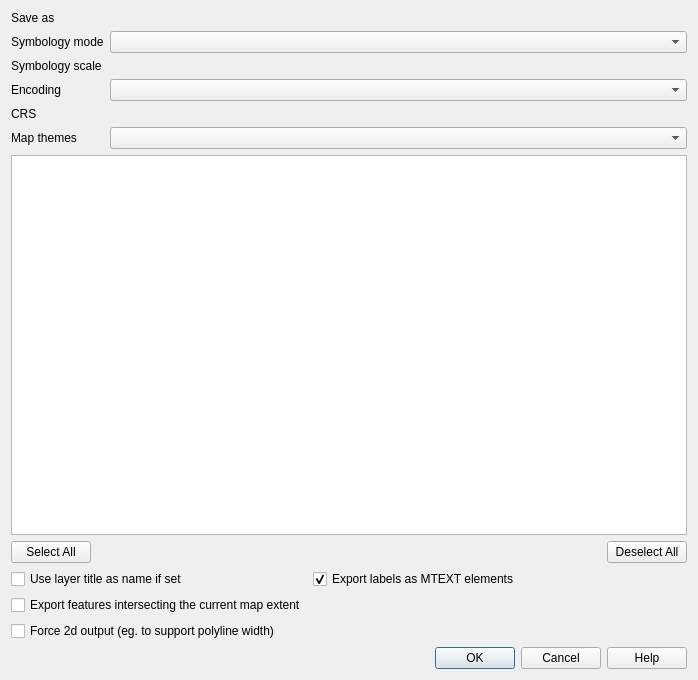
qgis/QGIS, file src/ui/qgsdxfexportdialogbase.ui: the form before one commit.
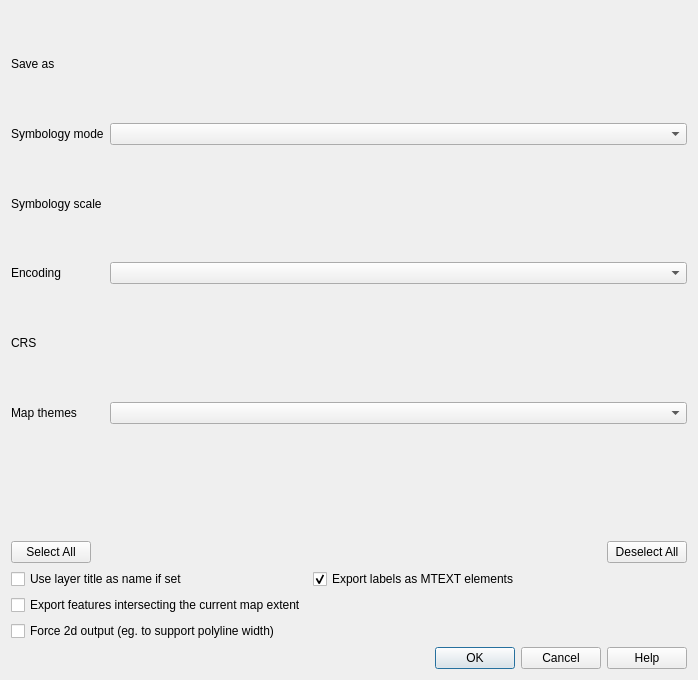
The form after the commit. Custom widgets are drawn as their Qt base class.

Commit message: [ui] Improve visibility of the output layer attribute in the DXF export dialog

```diff
--- a/src/ui/qgsdxfexportdialogbase.ui
+++ b/src/ui/qgsdxfexportdialogbase.ui
@@ -60,13 +60,8 @@
     <widget class="QComboBox" name="mEncoding"/>
    </item>
    <item row="7" column="0" colspan="2">
-    <widget class="QgsLayerTreeView" name="mTreeView">
-     <property name="selectionMode">
-      <enum>QAbstractItemView::ExtendedSelection</enum>
-     </property>
-     <attribute name="headerDefaultSectionSize">
-      <number>0</number>
-     </attribute>
+    <widget class="QWidget" name="mTreeViewContainer">
+     <layout class="QHBoxLayout" name="mTreeViewLayout"/>
     </widget>
    </item>
    <item row="2" column="1">
```
Left out of the diff: 1 changed line with no effect on the pictures. The commit also changes 2 other files.
